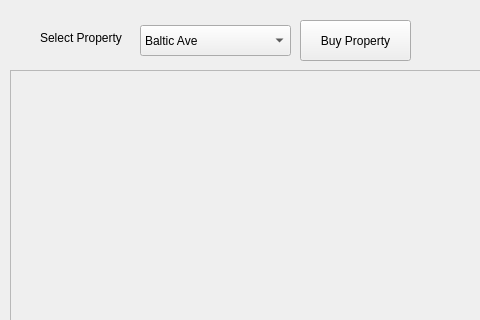
First picture: the form in UIs/MainWindow.ui, repository shayla11/Monopoly-Stat-Tracker, before the edit; both pictures show x 0 to 480 and y 0 to 320 of the 800 by 600 pixel window.
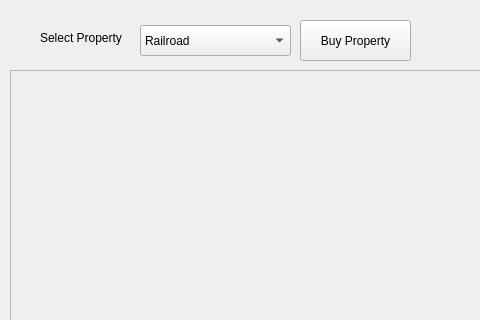
Second picture: the form after the edit. Icons and pictures are not drawn.

Commit message:
Get railroad card working
also made it to we are sending in the class object instead of the enum to the help methods

Diff of the .ui file:
```diff
--- a/UIs/MainWindow.ui
+++ b/UIs/MainWindow.ui
@@ -23,6 +23,16 @@
       <height>31</height>
      </rect>
     </property>
+    <item>
+     <property name="text">
+      <string>Railroad</string>
+     </property>
+    </item>
+    <item>
+     <property name="text">
+      <string>Utility</string>
+     </property>
+    </item>
     <item>
      <property name="text">
       <string>Baltic Ave</string>
```
Left out of the diff: 33 changed lines with no effect on the pictures. The commit also changes 3 other files.
